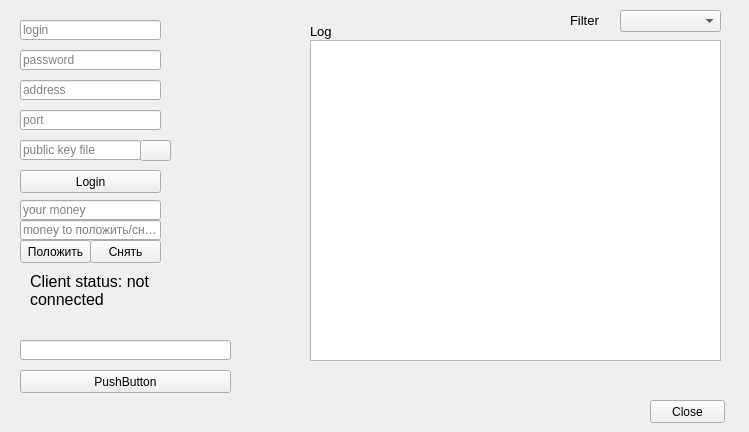
Above: client/ClientApplication/mainwindow.ui from gear54rus/bank-system before the change. Below: the same form after it.
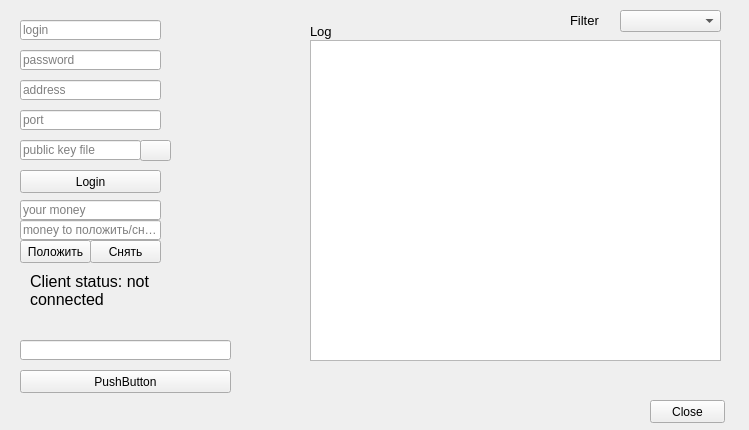
That is the form after the change. Icons and pictures are not drawn.

Patch:
```diff
--- a/client/ClientApplication/mainwindow.ui
+++ b/client/ClientApplication/mainwindow.ui
@@ -7,7 +7,7 @@
     <x>0</x>
     <y>0</y>
     <width>749</width>
-    <height>432</height>
+    <height>430</height>
    </rect>
   </property>
   <property name="windowTitle">
```
